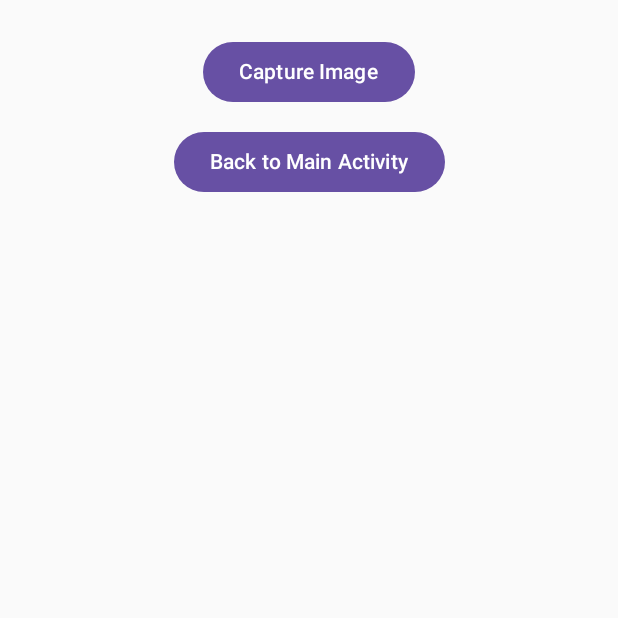
After one commit to Texas-Toasty/CS412AndroidApp, an Android app built with Jetpack Compose: the ThirdActivity screen opened directly, with no data from a screen before it, on a phone screen of 412 x 824 dp, the top half of it. The commit adds this screen. Run offline under Robolectric (Android 15) with nearby library versions, the phone set to English and light mode, and no system bars.

Commit message:
assignment-5

```diff
--- a/IntentWorkshop/app/src/main/AndroidManifest.xml
+++ b/IntentWorkshop/app/src/main/AndroidManifest.xml
@@ -40,6 +40,10 @@
             </intent-filter>
         </activity>
 
+        <activity
+            android:name=".ThirdActivity"
+            android:exported="false" />
+
         <service
             android:name=".MyService"
             android:exported="false"
--- /dev/null
+++ b/IntentWorkshop/app/src/main/java/com/example/intentworkshop/ThirdActivity.kt
@@ -0,0 +1,99 @@
+package com.example.intentworkshop
+
+import android.graphics.Bitmap
+import android.os.Bundle
+import androidx.activity.ComponentActivity
+import androidx.activity.compose.rememberLauncherForActivityResult
+import androidx.activity.compose.setContent
+import androidx.activity.result.contract.ActivityResultContracts
+import androidx.compose.foundation.Image
+import androidx.compose.foundation.layout.Arrangement
+import androidx.compose.foundation.layout.Column
+import androidx.compose.foundation.layout.Spacer
+import androidx.compose.foundation.layout.fillMaxSize
+import androidx.compose.foundation.layout.fillMaxWidth
+import androidx.compose.foundation.layout.height
+import androidx.compose.foundation.layout.padding
+import androidx.compose.foundation.layout.statusBarsPadding
+import androidx.compose.material3.Button
+import androidx.compose.material3.Text
+import androidx.compose.runtime.Composable
+import androidx.compose.runtime.getValue
+import androidx.compose.runtime.mutableStateOf
+import androidx.compose.runtime.saveable.rememberSaveable
+import androidx.compose.runtime.setValue
+import androidx.compose.ui.Alignment
+import androidx.compose.ui.Modifier
+import androidx.compose.ui.graphics.asImageBitmap
+import androidx.compose.ui.layout.ContentScale
+import androidx.compose.ui.unit.dp
+
+class ThirdActivity : ComponentActivity() {
+
+    override fun onCreate(savedInstanceState: Bundle?) {
+        super.onCreate(savedInstanceState)
+
+        setContent {
+            var image by rememberSaveable { mutableStateOf<Bitmap?>(null) }
+
+            val cameraLauncher = rememberLauncherForActivityResult(
+                contract = ActivityResultContracts.TakePicturePreview()
+            ) { bitmap ->
+                if (bitmap != null) {
+                    image = bitmap
+                }
+            }
+
+            ThirdActivityScreen(
+                image = image,
+                onCaptureClick = {
+                    cameraLauncher.launch(null)
+                },
+                onBackClick = {
+                    finish()
+                }
+            )
+        }
+    }
+}
+
+@Composable
+fun ThirdActivityScreen(
+    image: Bitmap?,
+    onCaptureClick: () -> Unit,
+    onBackClick: () -> Unit
+) {
+    Column(
+        modifier = Modifier
+            .fillMaxSize()
+            .statusBarsPadding()
+            .padding(24.dp),
+        horizontalAlignment = Alignment.CenterHorizontally,
+        verticalArrangement = Arrangement.Top
+    ) {
+
+        Button(
+            onClick = onCaptureClick
+        ) {
+            Text("Capture Image")
+        }
+
+        if (image != null) {
+            Image(
+                bitmap = image.asImageBitmap(),
+                contentDescription = "Captured image",
+                contentScale = ContentScale.Fit,
+                modifier = Modifier
+                    .fillMaxWidth()
+                    .padding(top = 24.dp)
+            )
+        }
+        Spacer(modifier = Modifier.height(12.dp))
+
+        Button(
+            onClick = onBackClick
+        ) {
+            Text("Back to Main Activity")
+        }
+    }
+}
```
Also changed, not shown: IntentWorkshop/app/src/main/java/com/example/intentworkshop/MainActivity.kt (+14 -1 lines).
